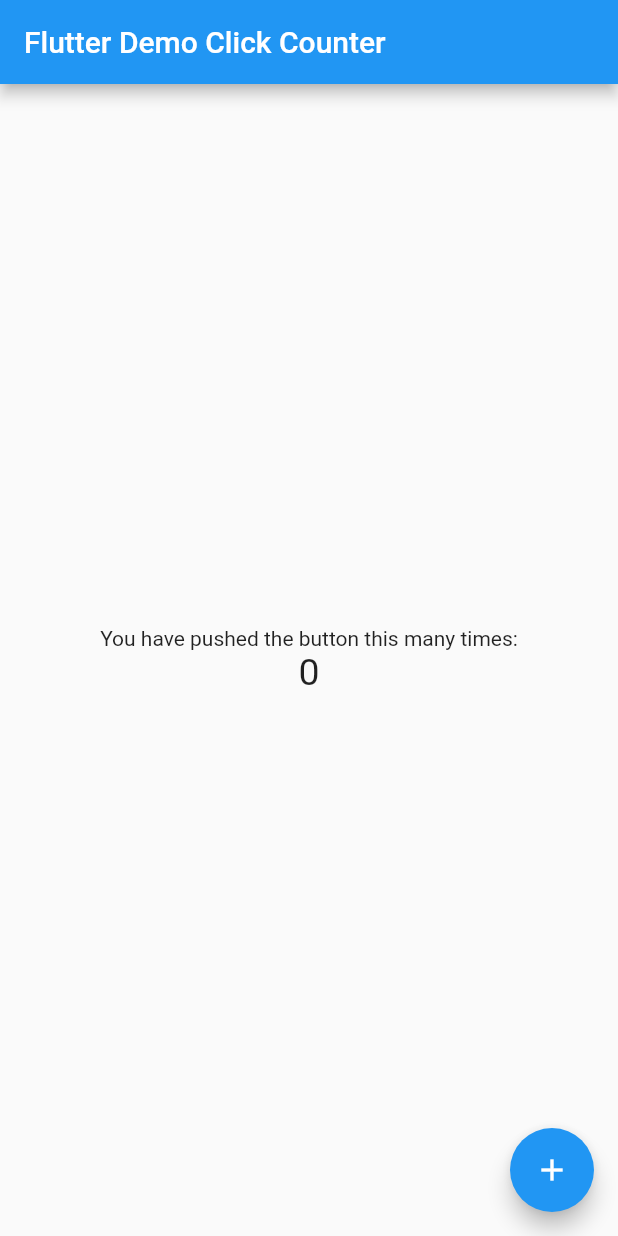
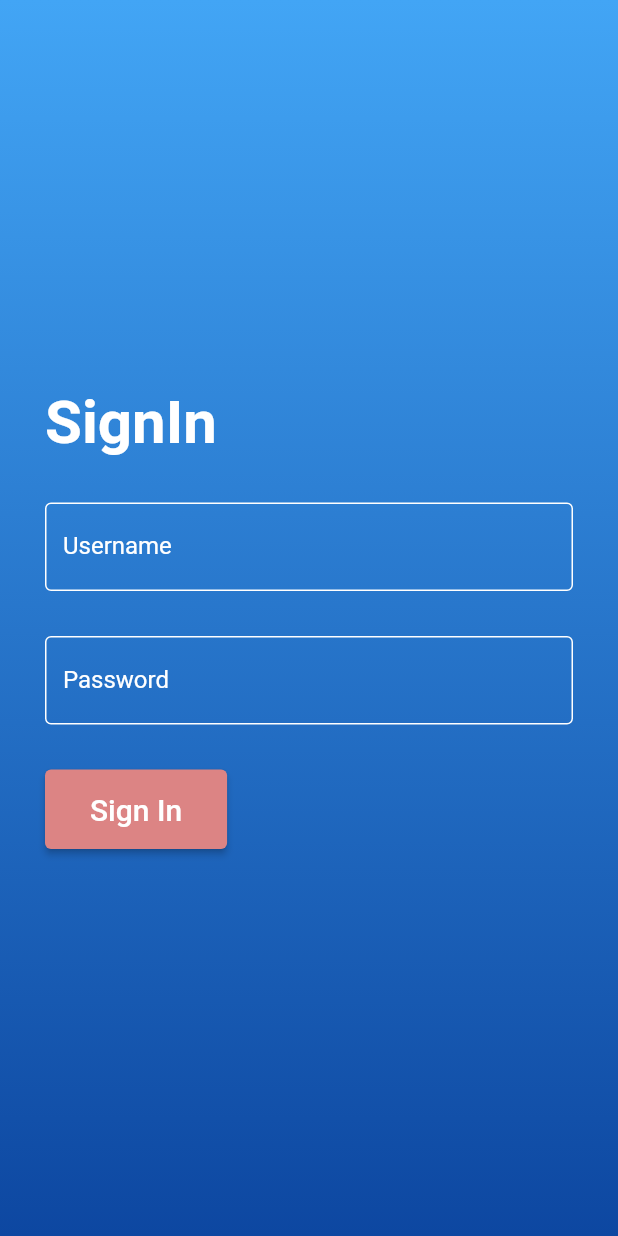
Before and after one commit to aivilo-adamah/appFlutter_partiel_Prepare, a Flutter app: the screen it shows after launch, on a phone screen of 412 x 824 dp. Run offline on Flutter 3.47's test engine with Material 2 defaults, Android fonts, the phone set to English and light mode, and no system bars.

Commit message:
ajout de signIn

```diff
--- a/lib/main.dart
+++ b/lib/main.dart
@@ -1,91 +1,33 @@
+import 'package:appf/views/home_favor.dart';
+import 'package:appf/views/login_page.dart';
+import 'package:appf/views/signIn.dart';
 import 'package:flutter/material.dart';
 
-void main() => runApp(MyApp());
+void main() {
+  runApp(const MyApp());
+}
 
 class MyApp extends StatelessWidget {
   const MyApp({super.key});
-  static const String _title = 'Flutter Stateful Clicker Counter';
+
   // This widget is the root of your application.
   @override
   Widget build(BuildContext context) {
     return MaterialApp(
-      title: _title,
+      title: 'Flutter Demo',
       theme: ThemeData(
+        // This is the theme of your application.
+        //
+        // Try running your application with "flutter run". You'll see the
+        // application has a blue toolbar. Then, without quitting the app, try
+        // changing the primarySwatch below to Colors.green and then invoke
+        // "hot reload" (press "r" in the console where you ran "flutter run",
+        // or simply save your changes to "hot reload" in a Flutter IDE).
+        // Notice that the counter didn't reset back to zero; the application
+        // is not restarted.
         primarySwatch: Colors.blue,
       ),
-      home: MyHomePage(),
+      home: SignInPage(),
     );
   }
 }
-
-class MyHomePage extends StatefulWidget {
-  const MyHomePage({super.key});
-  // This widget is the home page of your application. It is stateful, meaning
-  // that it has a State object (defined below) that contains fields that affect
-  // how it looks.
-  // This class is the configuration for the state.
-  @override
-  _MyHomePageState createState() => _MyHomePageState();
-}
-
-class _MyHomePageState extends State<MyHomePage> {
-  int _counter = 0;
-
-  void _incrementCounter() {
-    setState(() {
-      // This call to setState tells the Flutter framework that something has
-      // changed in this State, which causes it to rerun the build method below
-      // so that the display can reflect the updated values. If we changed
-      // _counter without calling setState(), then the build method would not be
-      // called again, and so nothing would appear to happen.
-      _counter++;
-    });
-  }
-
-  @override
-  Widget build(BuildContext context) {
-    // This method is rerun every time setState is called, for instance as done
-    // by the _incrementCounter method above.
-    //
-    // The Flutter framework has been optimized to make rerunning build methods
-    // fast, so that you can just rebuild anything that needs updating rather
-    // than having to individually change instances of widgets.
-    return Scaffold(
-      appBar: AppBar(
-        // Here we take the value from the MyHomePage object that was created by
-        // the App.build method, and use it to set our appbar title.
-        title: Text('Flutter Demo Click Counter'),
-      ),
-      body: Center(
-        // Center is a layout widget. It takes a single child and positions it
-        // in the middle of the parent.
-        child: Column(
-          // Column is also a layout widget. It takes a list of children and
-          // arranges them vertically. By default, it sizes itself to fit its
-          // children horizontally, and tries to be as tall as its parent.
-          //
-          // Column has various properties to control how it sizes itself and
-          // how it positions its children. Here we use mainAxisAlignment to
-          // center the children vertically; the main axis here is the vertical
-          // axis because Columns are vertical (the cross axis would be
-          // horizontal).
-          mainAxisAlignment: MainAxisAlignment.center,
-          children: <Widget>[
-            Text(
-              'You have pushed the button this many times:',
-            ),
-            Text(
-              '$_counter',
-              style: TextStyle(fontSize: 25),
-            ),
-          ],
-        ),
-      ),
-      floatingActionButton: FloatingActionButton(
-        onPressed: _incrementCounter,
-        tooltip: 'Increment',
-        child: Icon(Icons.add),
-      ),
-    );
-  }
-}
--- /dev/null
+++ b/lib/models/repository/favor_repository.dart
@@ -0,0 +1,6 @@
+import '../favor.dart';
+
+class FavorRepository {
+  static List<Favor> favorList = [];
+  static List<String> nameList = ['Rajaa', 'Stacy', 'Olivia', 'Jules'];
+}
--- /dev/null
+++ b/lib/repository/favor_repository.dart
@@ -0,0 +1,6 @@
+import '../models/favor.dart';
+
+class FavorRepository {
+  static List<Favor> favorList = [];
+  static List<String> nameList = ['Rajaa', 'Stacy', 'Olivia', 'Jules'];
+}
--- /dev/null
+++ b/lib/views/signIn.dart
@@ -0,0 +1,121 @@
+import 'package:flutter/material.dart';
+
+class SignInPage extends StatefulWidget {
+  @override
+  _SignInPageState createState() => _SignInPageState();
+}
+
+class _SignInPageState extends State<SignInPage> {
+  final TextEditingController usernameController = TextEditingController();
+  final TextEditingController passwordController = TextEditingController();
+
+  final String predefinedUsername = 'admin';
+  final String predefinedPassword = 'password123';
+
+  @override
+  Widget build(BuildContext context) {
+    return Scaffold(
+      body: SingleChildScrollView(
+        child: Container(
+          height: MediaQuery.of(context).size.height,
+          decoration: BoxDecoration(
+            gradient: LinearGradient(
+              begin: Alignment.topCenter,
+              end: Alignment.bottomCenter,
+              colors: [
+                Colors.blue.shade400,
+                Colors.blue.shade900,
+              ],
+            ),
+          ),
+          child: Column(
+            mainAxisAlignment: MainAxisAlignment.center,
+            children: [
+              Padding(
+                padding: EdgeInsets.all(30.0),
+                child: Column(
+                  crossAxisAlignment: CrossAxisAlignment.start,
+                  children: [
+                    Text(
+                      'SignIn',
+                      style: TextStyle(
+                        color: Colors.white,
+                        fontSize: 40.0,
+                        fontWeight: FontWeight.bold,
+                      ),
+                    ),
+                    SizedBox(height: 30.0),
+                    TextFormField(
+                      controller: usernameController,
+                      style: TextStyle(color: Colors.white),
+                      decoration: InputDecoration(
+                        labelText: 'Username',
+                        labelStyle: TextStyle(color: Colors.white),
+                        enabledBorder: OutlineInputBorder(
+                          borderSide: BorderSide(color: Colors.white),
+                        ),
+                        focusedBorder: OutlineInputBorder(
+                          borderSide: BorderSide(color: Colors.white),
+                        ),
+                      ),
+                    ),
+                    SizedBox(height: 30.0),
+                    TextFormField(
+                      controller: passwordController,
+                      style: TextStyle(color: Colors.white),
+                      decoration: InputDecoration(
+                        labelText: 'Password',
+                        labelStyle: TextStyle(color: Colors.white),
+                        enabledBorder: OutlineInputBorder(
+                          borderSide: BorderSide(color: Colors.white),
+                        ),
+                        focusedBorder: OutlineInputBorder(
+                          borderSide: BorderSide(color: Colors.white),
+                        ),
+                      ),
+                      obscureText: true,
+                    ),
+                    SizedBox(height: 30.0),
+                    ElevatedButton(
+                      onPressed: () {
+                        String username = usernameController.text.trim();
+                        String password = passwordController.text.trim();
+
+                        if (username == predefinedUsername &&
+                            password == predefinedPassword) {
+                          // SignIn successful, perform actions
+                          print('SignIn successful');
+                        } else {
+                          // Invalid credentials, show error message
+                          print('Invalid credentials');
+                        }
+                      },
+                      child: Text(
+                        'Sign In',
+                        style: TextStyle(fontSize: 20.0),
+                      ),
+                      style: ButtonStyle(
+                        backgroundColor:
+                            MaterialStateProperty.all<Color>(Color(0xffdc8484)),
+                        padding: MaterialStateProperty.all<EdgeInsets>(
+                            EdgeInsets.symmetric(
+                                vertical: 15.0, horizontal: 30.0)),
+                      ),
+                    ),
+                  ],
+                ),
+              ),
+            ],
+          ),
+        ),
+      ),
+    );
+  }
+}
+
+void main() {
+  runApp(MaterialApp(
+    home: SignInPage(),
+    debugShowCheckedModeBanner: false,
+  ));
+}
```
Also changed, not shown: lib/models/favor.dart (added, +12 -0 lines), lib/views/add_favor.dart (added, +148 -0 lines), lib/views/home_favor.dart (added, +49 -0 lines), lib/views/login_page.dart (added, +131 -0 lines).
